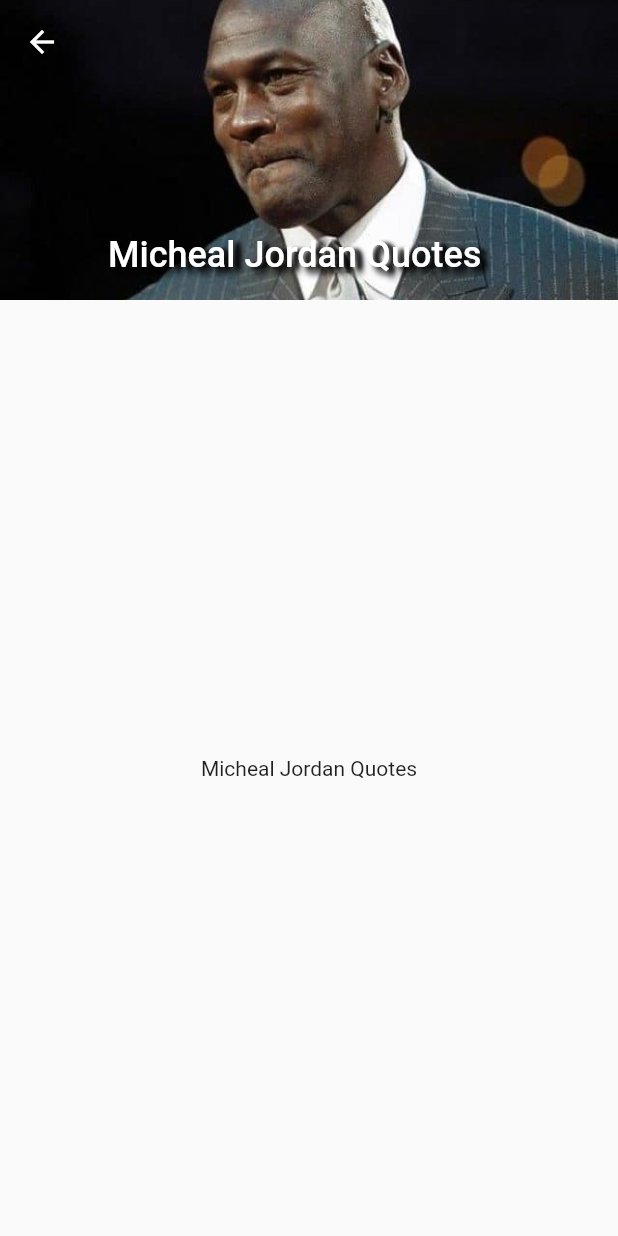
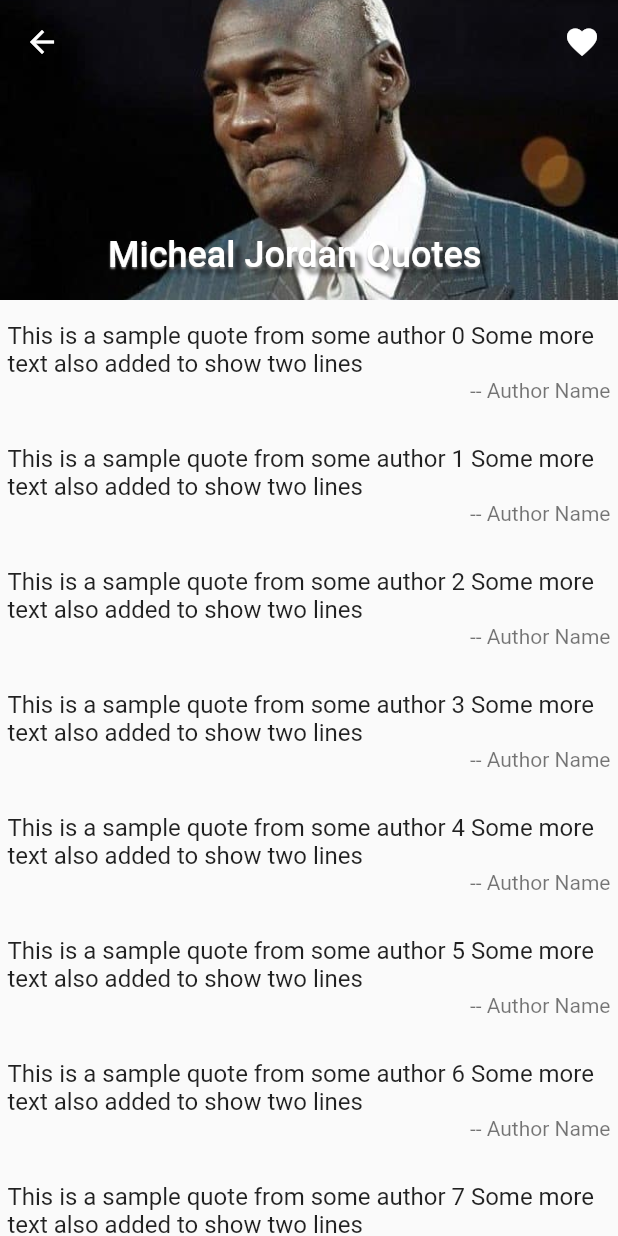
Before and after one commit to dhayaec/quotesapp, a Flutter app: the screen it shows after launch, after a tap on "Author", on a phone screen of 412 x 824 dp. Run offline on Flutter 3.47's test engine with Material 2 defaults, Android fonts, the phone set to English and light mode, and no system bars; our stand-ins replace bloc.

Commit message:
add icons screen

```diff
--- a/lib/pages/Author.dart
+++ b/lib/pages/Author.dart
@@ -1,4 +1,6 @@
 import 'package:flutter/material.dart';
+import 'package:quotesapp/ui/QListView.dart';
+import 'package:quotesapp/ui/ShadowedText.dart';
 
 class Author extends StatelessWidget {
   final String imgSrc;
@@ -15,24 +17,14 @@ class Author extends StatelessWidget {
                 expandedHeight: 200.0,
                 floating: false,
                 pinned: true,
+                actions: <Widget>[
+                  IconButton(
+                    icon: Icon(Icons.favorite),
+                    onPressed: () {},
+                  )
+                ],
                 flexibleSpace: FlexibleSpaceBar(
-                  title: Text("$name",
-                      style: TextStyle(
-                        color: Colors.white,
-                        fontSize: 16.0,
-                        shadows: <Shadow>[
-                          Shadow(
-                            offset: Offset(3.0, 1.0),
-                            blurRadius: 3.0,
-                            color: Colors.black,
-                          ),
-                          Shadow(
-                            offset: Offset(3.0, 3.0),
-                            blurRadius: 5.0,
-                            color: Colors.black,
-                          ),
-                        ],
-                      )),
+                    title: ShadowedText(text: name),
                     background: Image.asset(
                       imgSrc,
                       fit: BoxFit.cover,
@@ -40,10 +32,7 @@ class Author extends StatelessWidget {
               ),
             ];
           },
-        body: Center(
-          child: Text("$name"),
-        ),
-      ),
+          body: QListView()),
     );
   }
 }
--- /dev/null
+++ b/lib/pages/Genre.dart
@@ -0,0 +1,29 @@
+import 'package:flutter/material.dart';
+import 'package:quotesapp/ui/QListView.dart';
+import 'package:quotesapp/ui/ShadowedText.dart';
+
+class Genre extends StatelessWidget {
+  @override
+  Widget build(BuildContext context) {
+    return Scaffold(
+        body: NestedScrollView(
+            headerSliverBuilder:
+                (BuildContext context, bool innerBoxIsScrolled) {
+              return <Widget>[
+                SliverAppBar(
+                  floating: false,
+                  pinned: true,
+                  actions: <Widget>[
+                    IconButton(
+                      icon: Icon(Icons.favorite),
+                      onPressed: () {},
+                    )
+                  ],
+                  flexibleSpace:
+                      FlexibleSpaceBar(title: ShadowedText(text: 'Genre')),
+                ),
+              ];
+            },
+            body: QListView()));
+  }
+}
--- a/lib/pages/Home.dart
+++ b/lib/pages/Home.dart
@@ -15,7 +15,7 @@ class Home extends StatelessWidget {
         body: Column(
           children: <Widget>[
             HomeBanner(
-              imageSrc: 'assets/authors/Lao-Tzu.jpg',
+              imageSrc: 'assets/authors/Michael-Jordan.jpg',
             ),
             AuthorThumbnail(
               imageSrc: 'assets/authors/Michael-Jordan.jpg',
@@ -23,7 +23,7 @@ class Home extends StatelessWidget {
               onPressed: () => print('author pressed'),
             ),
             IconThumbnail(
-              name: 'Love',
+              name: 'Saint Patricks Day',
               icon: Icons.favorite,
               onPressed: () => print('icon pressed'),
             ),
--- a/lib/ui/IconThumbnail.dart
+++ b/lib/ui/IconThumbnail.dart
@@ -14,8 +14,22 @@ class IconThumbnail extends StatelessWidget {
   @override
   Widget build(BuildContext context) {
     return Container(
-      decoration: BoxDecoration(borderRadius: BorderRadius.circular(5)),
-      constraints: BoxConstraints(maxHeight: 100, maxWidth: 100),
+      decoration: BoxDecoration(
+        borderRadius: BorderRadius.circular(5),
+        boxShadow: <BoxShadow>[
+          BoxShadow(
+            offset: Offset(2.0, 1.0),
+            blurRadius: 2.0,
+            color: Colors.grey,
+          ),
+          BoxShadow(
+            offset: Offset(3.0, 1.0),
+            blurRadius: 3.0,
+            color: Colors.grey[100],
+          ),
+        ],
+      ),
+      constraints: BoxConstraints(minHeight: 100, minWidth: 120),
       child: FlatButton(
         shape: RoundedRectangleBorder(borderRadius: BorderRadius.circular(8)),
         splashColor: COLOR_SPLASH,
--- /dev/null
+++ b/lib/ui/QListView.dart
@@ -0,0 +1,23 @@
+import 'package:flutter/material.dart';
+
+class QListView extends StatelessWidget {
+  final items = List<String>.generate(
+      100,
+      (i) =>
+          "This is a sample quote from some author $i Some more text also added to show two lines");
+
+  @override
+  Widget build(BuildContext context) {
+    return ListView.builder(
+      itemCount: items.length,
+      itemBuilder: (context, index) {
+        return ListTile(
+          contentPadding: EdgeInsets.all(5),
+          title: Text('${items[index]}'),
+          subtitle: Align(
+              alignment: Alignment.bottomRight, child: Text('-- Author Name')),
+        );
+      },
+    );
+  }
+}
--- /dev/null
+++ b/lib/ui/ShadowedText.dart
@@ -0,0 +1,31 @@
+import 'package:flutter/material.dart';
+
+class ShadowedText extends StatelessWidget {
+  const ShadowedText({
+    Key key,
+    @required this.text,
+  }) : super(key: key);
+
+  final String text;
+
+  @override
+  Widget build(BuildContext context) {
+    return Text("$text",
+        style: TextStyle(
+          color: Colors.white,
+          fontSize: 16.0,
+          shadows: <Shadow>[
+            Shadow(
+              offset: Offset(0.0, 1.0),
+              blurRadius: 1.0,
+              color: Colors.grey,
+            ),
+            Shadow(
+              offset: Offset(3.0, 3.0),
+              blurRadius: 3.0,
+              color: Colors.black54,
+            ),
+          ],
+        ));
+  }
+}
```
Also changed, not shown: 1 other file. Lines whose indentation alone changed are shown as unchanged.
